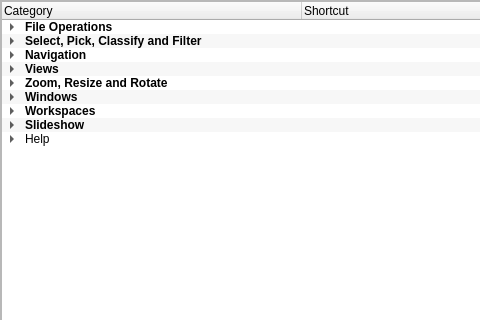
Before: the Qt Designer form Help/shortcutsform.ui in towhee/Winnow64, drawn with Qt 5; both pictures show x 0 to 480 and y 0 to 320 of the 963 by 870 pixel window.
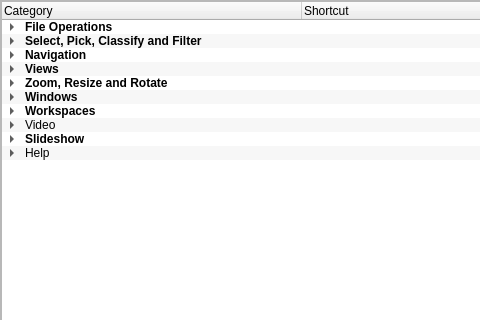
After: the same form once the commit is applied.

The edit to the form file:
```diff
--- a/Help/shortcutsform.ui
+++ b/Help/shortcutsform.ui
@@ -88,7 +88,6 @@
        </property>
        <property name="font">
         <font>
-         <weight>75</weight>
          <bold>true</bold>
         </font>
        </property>
@@ -266,7 +265,6 @@
        </property>
        <property name="font">
         <font>
-         <weight>75</weight>
          <bold>true</bold>
         </font>
        </property>
@@ -460,7 +458,6 @@
        </property>
        <property name="font">
         <font>
-         <weight>75</weight>
          <bold>true</bold>
         </font>
        </property>
@@ -650,7 +647,6 @@
        </property>
        <property name="font">
         <font>
-         <weight>75</weight>
          <bold>true</bold>
         </font>
        </property>
@@ -763,7 +759,6 @@
        </property>
        <property name="font">
         <font>
-         <weight>75</weight>
          <bold>true</bold>
         </font>
        </property>
@@ -833,7 +828,6 @@
        </property>
        <property name="font">
         <font>
-         <weight>75</weight>
          <bold>true</bold>
         </font>
        </property>
@@ -927,7 +921,6 @@
        </property>
        <property name="font">
         <font>
-         <weight>75</weight>
          <bold>true</bold>
         </font>
        </property>
@@ -964,13 +957,28 @@
         </property>
        </item>
       </item>
+      <item>
+       <property name="text">
+        <string>Video</string>
+       </property>
+       <item>
+        <property name="text">
+         <string>Play / Pause</string>
+        </property>
+        <property name="text">
+         <string>Spacebar</string>
+        </property>
+        <property name="text">
+         <string>Also mouse click on video</string>
+        </property>
+       </item>
+      </item>
       <item>
        <property name="text">
         <string>Slideshow</string>
        </property>
        <property name="font">
         <font>
-         <weight>75</weight>
          <bold>true</bold>
         </font>
        </property>
```
Left out of the diff: 2 changed lines with no effect on the pictures.
